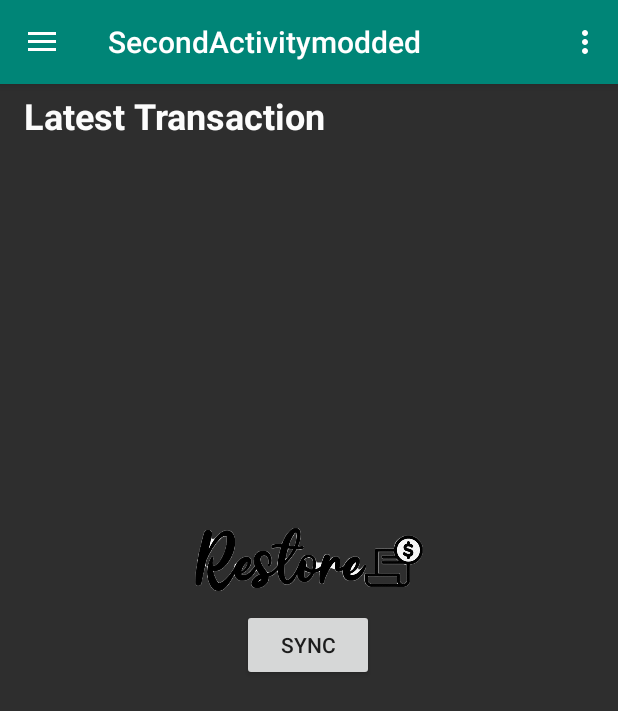
After one commit to e0309463/restoreorbital, an Android app: the fragment BillFragment placed in its activity, on a phone screen of 412 x 824 dp. The commit adds this screen. Shown: the top 711 px of the screen. Run offline under Robolectric (Android 15) with nearby library versions, the phone set to English and light mode, and no system bars; our stand-ins replace Firebase (no records; nobody signed in at launch, a user with empty details on screens opened directly); libraries missing offline, so code that uses them is left out: com.github.mikephil.charting; plain views replace PieChart; 2 statements that could not run were skipped.

Commit message:
Fragment design

```diff
--- /dev/null
+++ b/app/src/main/java/com/example/myapplication/BillFragment.java
@@ -0,0 +1,27 @@
+package com.example.myapplication;
+
+
+import android.os.Bundle;
+import android.support.v4.app.Fragment;
+import android.view.LayoutInflater;
+import android.view.View;
+import android.view.ViewGroup;
+
+
+/**
+ * A simple {@link Fragment} subclass.
+ */
+public class BillFragment extends Fragment {
+
+    @Override
+    public void onViewCreated(View view, Bundle savedInstanceState) {
+        super.onViewCreated(view, savedInstanceState);
+    }
+
+
+    @Override
+    public View onCreateView(LayoutInflater inflater, ViewGroup container, Bundle savedInstanceState) {
+        return inflater.inflate(R.layout.fragment_bill, container, false);
+    }
+
+}
--- /dev/null
+++ b/app/src/main/res/layout/fragment_bill.xml
@@ -0,0 +1,28 @@
+<?xml version="1.0" encoding="utf-8"?>
+<android.support.constraint.ConstraintLayout xmlns:android="http://schemas.android.com/apk/res/android"
+    xmlns:app="http://schemas.android.com/apk/res-auto"
+    xmlns:tools="http://schemas.android.com/tools"
+    android:layout_width="match_parent"
+    android:layout_height="match_parent"
+    android:background="#2E2E2E"
+    android:clickable="true"
+    tools:context=".BillFragment">
+
+    <TextView
+        android:id="@+id/textView"
+        android:layout_width="354dp"
+        android:layout_height="68dp"
+        android:layout_marginStart="8dp"
+        android:layout_marginTop="8dp"
+        android:layout_marginEnd="8dp"
+        android:text="Latest Transaction"
+        android:textColor="#FCFFFFFF"
+        android:textSize="24sp"
+        android:textStyle="bold"
+        app:layout_constraintBottom_toBottomOf="parent"
+        app:layout_constraintEnd_toEndOf="parent"
+        app:layout_constraintHorizontal_bias="0.195"
+        app:layout_constraintStart_toStartOf="parent"
+        app:layout_constraintTop_toTopOf="parent"
+        app:layout_constraintVertical_bias="0.07" />
+</android.support.constraint.ConstraintLayout>
--- a/app/src/main/res/layout/fragment_misc.xml
+++ b/app/src/main/res/layout/fragment_misc.xml
@@ -3,6 +3,7 @@
     xmlns:tools="http://schemas.android.com/tools"
     android:layout_width="match_parent"
     android:layout_height="match_parent"
+    android:clickable="true"
     tools:context=".MiscFragment">
 
     <!-- TODO: Update blank fragment layout -->
```
